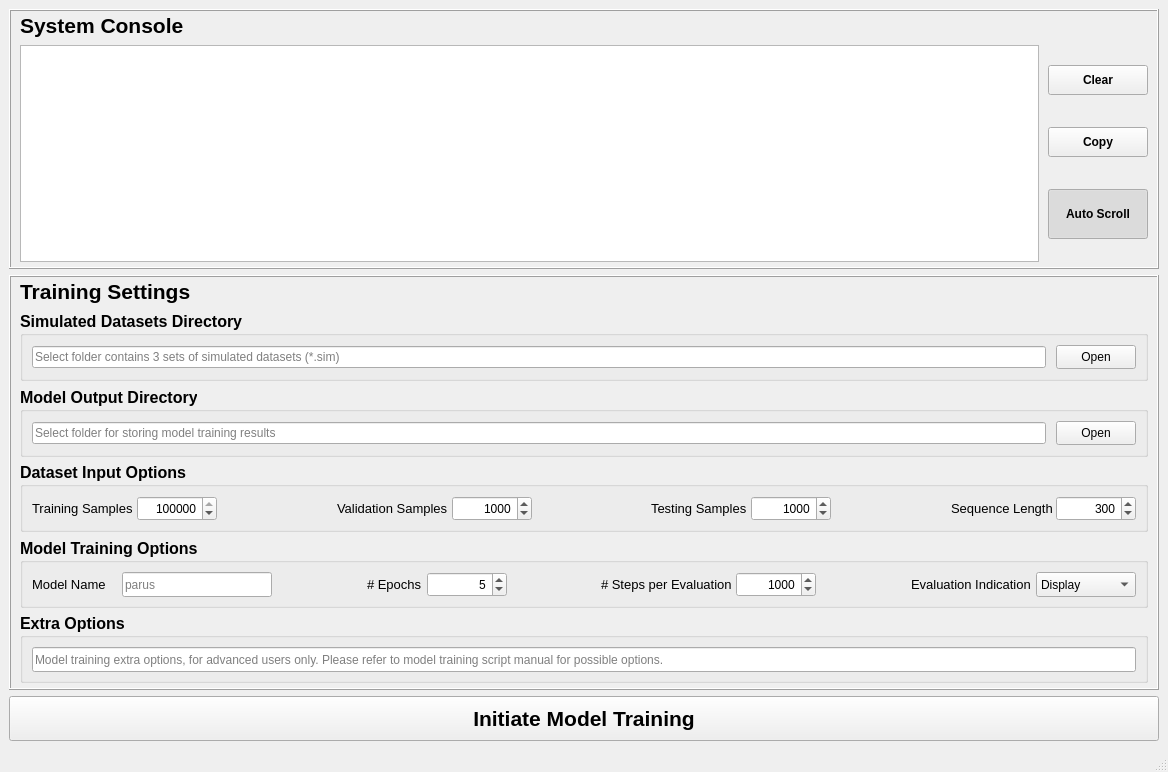
Above: parus/gui/desg_modtrn.ui from saptera/parus before the change. Below: the same form after it.
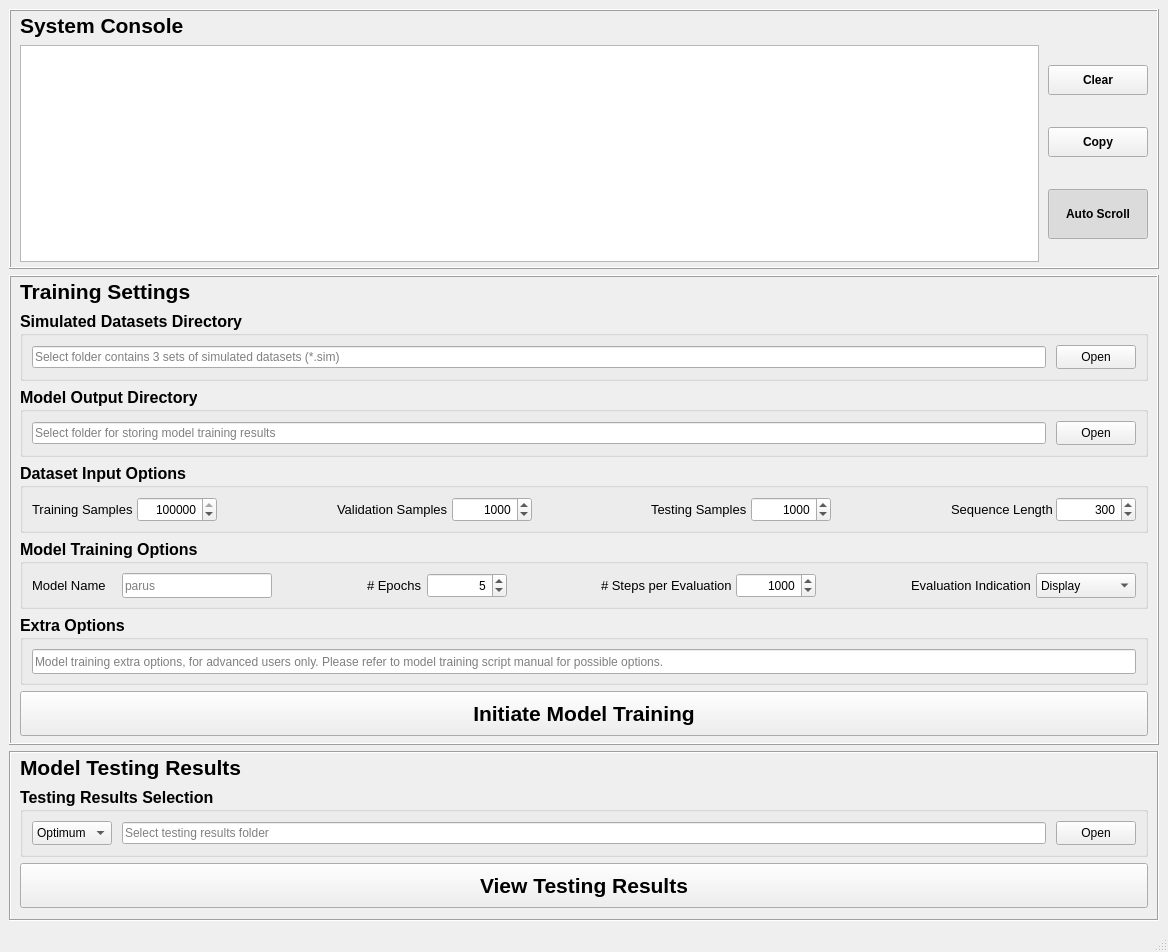
That is the form after the change.

Commit message: Improve model training pipeline and GUI

Diff of the .ui file:
```diff
--- a/parus/gui/desg_modtrn.ui
+++ b/parus/gui/desg_modtrn.ui
@@ -7,7 +7,7 @@
     <x>0</x>
     <y>0</y>
     <width>1168</width>
-    <height>771</height>
+    <height>951</height>
    </rect>
   </property>
   <property name="windowTitle">
@@ -167,13 +167,13 @@
       <property name="minimumSize">
        <size>
         <width>1150</width>
-        <height>415</height>
+        <height>470</height>
        </size>
       </property>
       <property name="maximumSize">
        <size>
         <width>16777215</width>
-        <height>415</height>
+        <height>470</height>
        </size>
       </property>
       <property name="frameShape">
@@ -1101,32 +1101,224 @@
          </layout>
         </widget>
        </item>
+       <item>
+        <widget class="QPushButton" name="trnProcButton">
+         <property name="minimumSize">
+          <size>
+           <width>1000</width>
+           <height>45</height>
+          </size>
+         </property>
+         <property name="maximumSize">
+          <size>
+           <width>16777215</width>
+           <height>45</height>
+          </size>
+         </property>
+         <property name="font">
+          <font>
+           <pointsize>16</pointsize>
+           <bold>true</bold>
+          </font>
+         </property>
+         <property name="text">
+          <string>Initiate Model Training</string>
+         </property>
+        </widget>
+       </item>
       </layout>
      </widget>
     </item>
     <item>
-     <widget class="QPushButton" name="procButton">
+     <widget class="QFrame" name="tstFrame">
       <property name="minimumSize">
        <size>
-        <width>1150</width>
-        <height>45</height>
+        <width>1132</width>
+        <height>170</height>
        </size>
       </property>
       <property name="maximumSize">
        <size>
         <width>16777215</width>
-        <height>45</height>
+        <height>170</height>
        </size>
       </property>
-      <property name="font">
-       <font>
-        <pointsize>16</pointsize>
-        <bold>true</bold>
-       </font>
+      <property name="frameShape">
+       <enum>QFrame::Shape::Box</enum>
       </property>
-      <property name="text">
-       <string>Initiate Model Training</string>
+      <property name="frameShadow">
+       <enum>QFrame::Shadow::Sunken</enum>
       </property>
+      <layout class="QVBoxLayout" name="tstFrameLayout">
+       <property name="topMargin">
+        <number>0</number>
+       </property>
+       <item>
+        <widget class="QLabel" name="tstConLabel">
+         <property name="minimumSize">
+          <size>
+           <width>1000</width>
+           <height>28</height>
+          </size>
+         </property>
+         <property name="maximumSize">
+          <size>
+           <width>16777215</width>
+           <height>28</height>
+          </size>
+         </property>
+         <property name="font">
+          <font>
+           <pointsize>16</pointsize>
+           <bold>true</bold>
+          </font>
+         </property>
+         <property name="text">
+          <string>Model Testing Results</string>
+         </property>
+        </widget>
+       </item>
+       <item>
+        <widget class="QGroupBox" name="tstFileBox">
+         <property name="minimumSize">
+          <size>
+           <width>1000</width>
+           <height>70</height>
+          </size>
+         </property>
+         <property name="maximumSize">
+          <size>
+           <width>16777215</width>
+           <height>70</height>
+          </size>
+         </property>
+         <property name="font">
+          <font>
+           <pointsize>12</pointsize>
+           <bold>true</bold>
+          </font>
+         </property>
+         <property name="title">
+          <string>Testing Results Selection</string>
+         </property>
+         <layout class="QHBoxLayout" name="tstFileLayout">
+          <property name="spacing">
+           <number>10</number>
+          </property>
+          <item>
+           <widget class="QComboBox" name="tstTypeBox">
+            <property name="minimumSize">
+             <size>
+              <width>80</width>
+              <height>24</height>
+             </size>
+            </property>
+            <property name="maximumSize">
+             <size>
+              <width>80</width>
+              <height>24</height>
+             </size>
+            </property>
+            <property name="font">
+             <font>
+              <pointsize>9</pointsize>
+              <bold>false</bold>
+             </font>
+            </property>
+            <property name="toolTip">
+             <string>Select testing results model source</string>
+            </property>
+            <item>
+             <property name="text">
+              <string>Optimum</string>
+             </property>
+            </item>
+            <item>
+             <property name="text">
+              <string>Final</string>
+             </property>
+            </item>
+           </widget>
+          </item>
+          <item>
+           <widget class="QLineEdit" name="tstPathLine">
+            <property name="minimumSize">
+             <size>
+              <width>900</width>
+              <height>22</height>
+             </size>
+            </property>
+            <property name="maximumSize">
+             <size>
+              <width>16777215</width>
+              <height>22</height>
+             </size>
+            </property>
+            <property name="font">
+             <font>
+              <pointsize>9</pointsize>
+              <bold>false</bold>
+             </font>
+            </property>
+            <property name="placeholderText">
+             <string>Select testing results folder</string>
+            </property>
+           </widget>
+          </item>
+          <item>
+           <widget class="QPushButton" name="tstPathSelect">
+            <property name="minimumSize">
+             <size>
+              <width>80</width>
+              <height>24</height>
+             </size>
+            </property>
+            <property name="maximumSize">
+             <size>
+              <width>80</width>
+              <height>24</height>
+             </size>
+            </property>
+            <property name="font">
+             <font>
+              <pointsize>9</pointsize>
+              <bold>false</bold>
+             </font>
+            </property>
+            <property name="text">
+             <string>Open</string>
+            </property>
+           </widget>
+          </item>
+         </layout>
+        </widget>
+       </item>
+       <item>
+        <widget class="QPushButton" name="tstViewButton">
+         <property name="minimumSize">
+          <size>
+           <width>1000</width>
+           <height>45</height>
+          </size>
+         </property>
+         <property name="maximumSize">
+          <size>
+           <width>16777215</width>
+           <height>45</height>
+          </size>
+         </property>
+         <property name="font">
+          <font>
+           <pointsize>16</pointsize>
+           <bold>true</bold>
+          </font>
+         </property>
+         <property name="text">
+          <string>View Testing Results</string>
+         </property>
+        </widget>
+       </item>
+      </layout>
      </widget>
     </item>
    </layout>
```
The commit also changes 7 other files.
